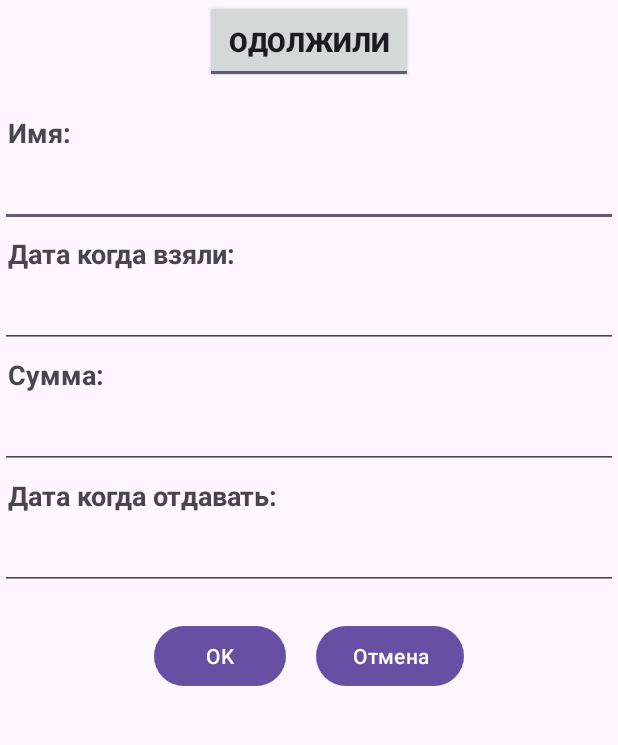
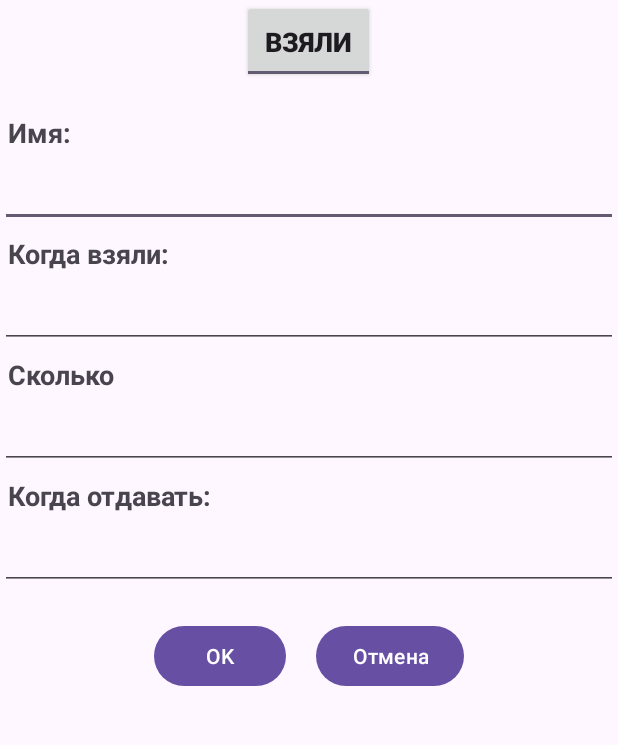
Before and after one commit to myfenix92/MoneyDebtor, an Android app: the EditActivity screen opened directly, with no data from a screen before it, on a phone screen of 412 x 824 dp, the part 96-841 px from its top. Run offline under Robolectric (Android 15) with nearby library versions, the phone set to English and light mode, and no system bars.

Commit message:
feat: add string items, fix change summa

```diff
--- a/app/src/main/AndroidManifest.xml
+++ b/app/src/main/AndroidManifest.xml
@@ -15,6 +15,7 @@
         <activity
             android:name=".EditActivity"
             android:exported="false"
+            android:windowSoftInputMode="stateHidden"
             android:parentActivityName=".MainActivity"/>
         <activity
             android:name=".DetailActivity"
--- a/app/src/main/java/com/hfad/moneydebtor/MoneyDebtorDBHelper.java
+++ b/app/src/main/java/com/hfad/moneydebtor/MoneyDebtorDBHelper.java
@@ -163,12 +163,6 @@ public class MoneyDebtorDBHelper extends SQLiteOpenHelper {
         return cursor.getCount();
     }
 
-    public Cursor getDataUsers(int id) {
-        SQLiteDatabase db = getReadableDatabase();
-        Cursor cursor = db.rawQuery("SELECT * FROM USERS WHERE _id = ?",
-                new String[]{String.valueOf(id)});
-        return  cursor;
-    }
 
     public Cursor getDataDetailUsers(int id) {
         SQLiteDatabase db = getReadableDatabase();
--- a/app/src/main/java/com/hfad/moneydebtor/UsersAdapter.java
+++ b/app/src/main/java/com/hfad/moneydebtor/UsersAdapter.java
@@ -51,11 +51,6 @@ public class UsersAdapter extends RecyclerView.Adapter<UsersAdapter.ViewHolder>
         });
     }
 
-    public void updateData(List<UsersDataset> data) {
-        dataList = data;
-        notifyDataSetChanged();
-    }
-
     @Override
     public int getItemCount() {
         return dataList.size();
--- a/app/src/main/java/com/hfad/moneydebtor/UsersDetailAdapter.java
+++ b/app/src/main/java/com/hfad/moneydebtor/UsersDetailAdapter.java
@@ -58,11 +58,6 @@ public class UsersDetailAdapter extends RecyclerView.Adapter<UsersDetailAdapter.
 
     }
 
-    public void updateData(List<UsersDetailDataset> data) {
-        dataList = data;
-        notifyDataSetChanged();
-    }
-
     @Override
     public int getItemCount() {
         return dataList.size();
--- a/app/src/main/res/layout/activity_detail.xml
+++ b/app/src/main/res/layout/activity_detail.xml
@@ -43,7 +43,7 @@
             android:layout_width="0dp"
             android:layout_height="wrap_content"
             android:layout_marginBottom="5dp"
-            android:text="С какого"
+            android:text="@string/text_take"
             android:layout_weight="1"
             android:textAlignment="center"
             android:padding="10dp"
@@ -52,7 +52,7 @@
         <TextView
             android:layout_width="0dp"
             android:layout_height="wrap_content"
-            android:text="Сколько"
+            android:text="@string/text_summa"
             android:textAlignment="center"
             android:layout_weight="2"
             android:padding="10dp"
@@ -60,7 +60,7 @@
         <TextView
             android:layout_width="0dp"
             android:layout_height="wrap_content"
-            android:text="По какое"
+            android:text="@string/text_give"
             android:textAlignment="center"
             android:layout_weight="1"
             android:padding="10dp"
--- a/app/src/main/res/layout/activity_edit.xml
+++ b/app/src/main/res/layout/activity_edit.xml
@@ -21,19 +21,18 @@
             android:layout_height="wrap_content"
             android:layout_gravity="center"
             android:padding="15dp"
-            android:textOff="Отдали"
-            android:textOn="Одолжили"
+            android:textOn="@string/text_on_switch"
+            android:textOff="@string/text_off_switch"
             android:checked="true"
             android:textSize="18sp"
             android:textStyle="bold" />
 
         <TextView
-            android:id="@+id/textView"
             android:layout_width="wrap_content"
             android:layout_height="wrap_content"
             android:layout_marginTop="15dp"
             android:padding="5dp"
-            android:text="Имя:"
+            android:text="@string/name_user_text"
             android:textSize="18sp"
             android:textStyle="bold" />
 
@@ -49,7 +48,7 @@
             android:layout_width="wrap_content"
             android:layout_height="wrap_content"
             android:padding="5dp"
-            android:text="Дата когда взяли:"
+            android:text="@string/date_take_text"
             android:textSize="18sp"
             android:textStyle="bold" />
 
@@ -66,7 +65,7 @@
             android:layout_width="wrap_content"
             android:layout_height="wrap_content"
             android:padding="5dp"
-            android:text="Сумма:"
+            android:text="@string/text_summa"
             android:textSize="18sp"
             android:textStyle="bold" />
 
@@ -81,7 +80,7 @@
             android:layout_width="wrap_content"
             android:layout_height="wrap_content"
             android:padding="5dp"
-            android:text="Дата когда отдавать:"
+            android:text="@string/date_give_text_1"
             android:textSize="18sp"
             android:textStyle="bold" />
 
@@ -106,7 +105,7 @@
                 android:layout_height="wrap_content"
                 android:layout_margin="10dp"
                 android:onClick="addNewRecord"
-                android:text="OK" />
+                android:text="@string/ok_btn" />
 
             <Button
                 android:id="@+id/cancel_btn"
@@ -114,7 +113,7 @@
                 android:layout_height="wrap_content"
                 android:layout_margin="10dp"
                 android:onClick="cancelRecord"
-                android:text="Отмена" />
+                android:text="@string/cancel_btn" />
         </LinearLayout>
 
 
--- a/app/src/main/res/layout/activity_main.xml
+++ b/app/src/main/res/layout/activity_main.xml
@@ -27,6 +27,6 @@
         app:tint="@color/white"
         app:backgroundTint="@color/black"
         android:src="@drawable/ic_add_white_24dp"
-        android:contentDescription="new user" />
+        android:contentDescription="@string/new_user_desc" />
 
 </androidx.coordinatorlayout.widget.CoordinatorLayout>
--- a/app/src/main/res/layout/alert_dialog.xml
+++ b/app/src/main/res/layout/alert_dialog.xml
@@ -29,7 +29,7 @@
         android:layout_height="wrap_content"
         android:layout_gravity="start"
         android:gravity="start"
-        android:lines="3"
+        android:lines="2"
         android:focusable="true"
         android:maxLength="50">
         <requestFocus/>
--- a/app/src/main/res/values/strings.xml
+++ b/app/src/main/res/values/strings.xml
@@ -4,5 +4,21 @@
     <string name="cancel_btn">Отмена</string>
     <string name="title_delete_alert">Подтвердите удаление</string>
     <string name="text_delete_alert">Удалить пользователя и все записи?</string>
+    <string name="title_change_name_alert">Изменение имени</string>
     <string name="empty_error">Поле не может быть пустым!</string>
+    <string name="empty_db">Записей пока нет</string>
+    <string name="default_summa">0</string>
+    <string name="date_take_text">Когда взяли:</string>
+    <string name="date_give_text">Когда отдали:</string>
+    <string name="date_give_text_1">Когда отдавать:</string>
+    <string name="empty_name">Поле Имя не может быть пустым!</string>
+    <string name="unique_name">Такое имя уже существует!</string>
+    <string name="empty_summa">Поле Сумма не может быть пустым!</string>
+    <string name="text_take">Взяли</string>
+    <string name="text_give">Отдавать</string>
+    <string name="text_summa">Сколько</string>
+    <string name="text_on_switch">Взяли</string>
+    <string name="text_off_switch">Отдали</string>
+    <string name="name_user_text">Имя:</string>
+    <string name="new_user_desc">Новая запись</string>
 </resources>
--- a/app/src/main/res/xml/data_extraction_rules.xml
+++ b/app/src/main/res/xml/data_extraction_rules.xml
@@ -5,7 +5,7 @@
 -->
 <data-extraction-rules>
     <cloud-backup>
-        <!-- TODO: редактирование записи -->
+        <!-- TODO: ошибки на empty -->
         <!-- TODO: сделать string файл для текстовых записей -->
     </cloud-backup>
     <!--
```
Also changed, not shown: app/src/main/java/com/hfad/moneydebtor/DetailActivity.java (+11 -10 lines), app/src/main/java/com/hfad/moneydebtor/EditActivity.java (+41 -30 lines), app/src/main/java/com/hfad/moneydebtor/MainActivity.java (+7 -7 lines), app/src/main/res/menu/menu.xml (+6 -6 lines).
